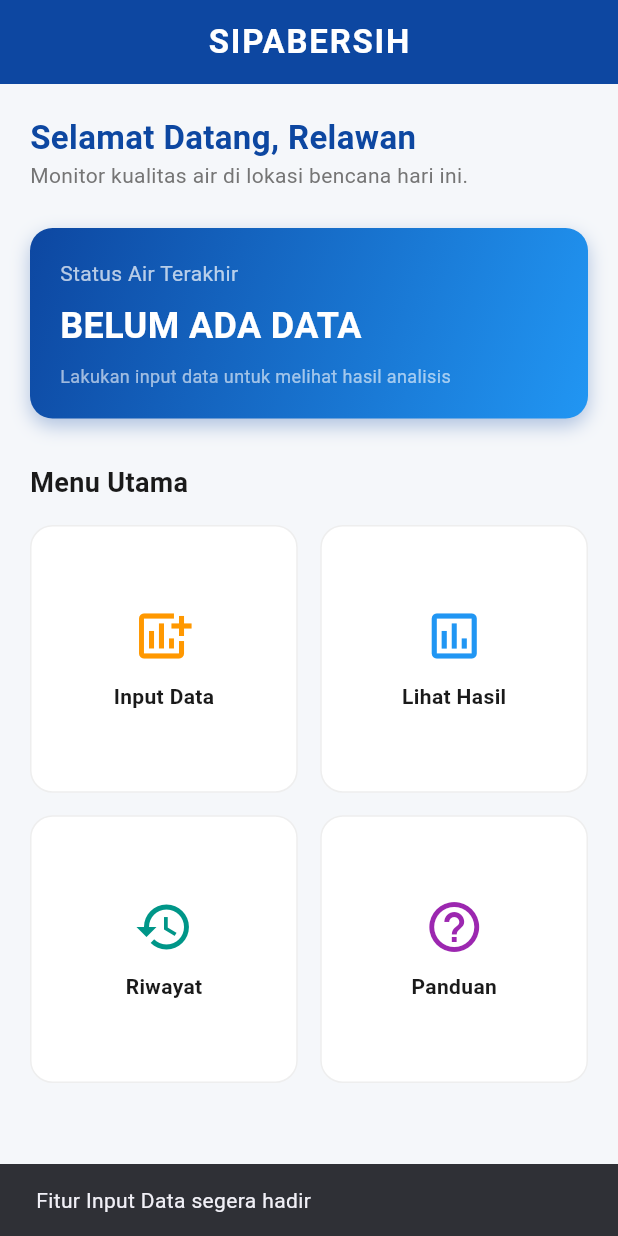
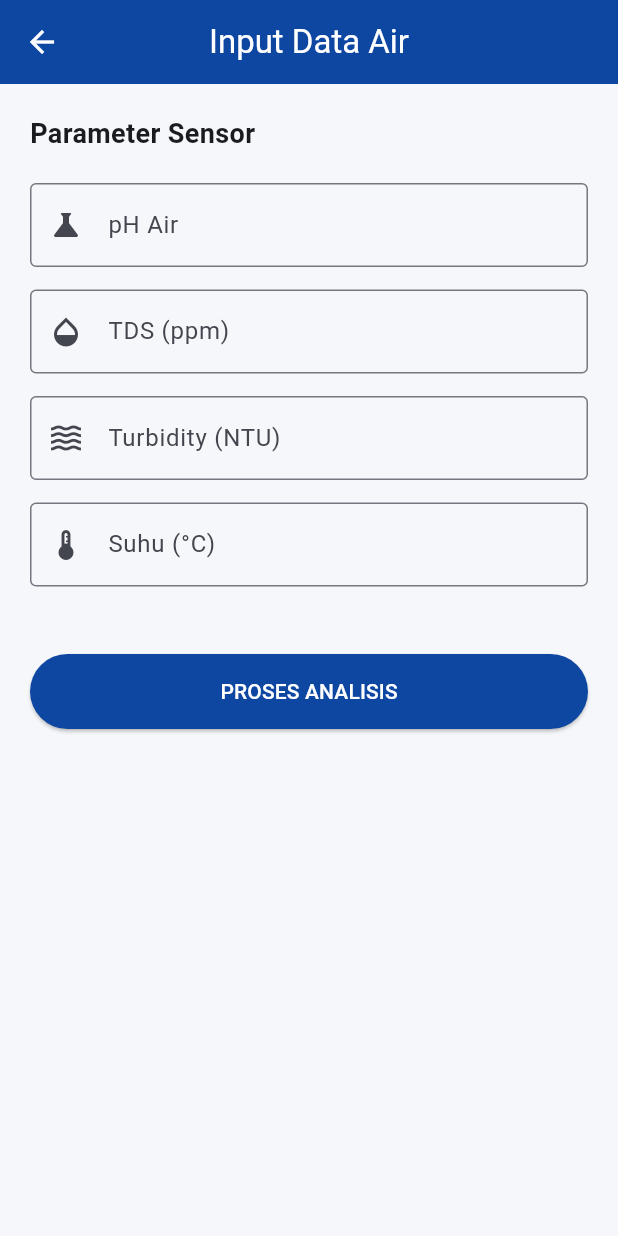
Before and after one commit to mdhrarrf/sipabersih, a Flutter app: the screen it shows after launch, after a tap on "Input Data", on a phone screen of 412 x 824 dp. Run offline on Flutter 3.47's test engine with Material 3 defaults, Android fonts, the phone set to English and light mode, and no system bars.

Commit message:
input data

```diff
--- /dev/null
+++ b/lib/models/analysis_result.dart
@@ -0,0 +1,15 @@
+import 'package:flutter/material.dart';
+
+class AnalysisResult {
+  final String status; // AMAN, PERLU FILTRASI, TIDAK LAYAK
+  final int score; // 0 - 100
+  final Color color; // Hijau, Kuning, Merah
+  final List<String> recommendations;
+
+  AnalysisResult({
+    required this.status,
+    required this.score,
+    required this.color,
+    required this.recommendations,
+  });
+}
--- /dev/null
+++ b/lib/models/water_measure.dart
@@ -0,0 +1,15 @@
+class WaterMeasure {
+  final double ph;
+  final double tds;
+  final double turbidity;
+  final double temperature;
+  final DateTime timestamp;
+
+  WaterMeasure({
+    required this.ph,
+    required this.tds,
+    required this.turbidity,
+    required this.temperature,
+    required this.timestamp,
+  });
+}
--- a/lib/screens/home_screen.dart
+++ b/lib/screens/home_screen.dart
@@ -1,4 +1,5 @@
 import 'package:flutter/material.dart';
+import 'package:sipabersih/screens/input_data_screen.dart';
 import '../utils/constants.dart';
 
 class HomeScreen extends StatelessWidget {
@@ -104,10 +105,16 @@ class HomeScreen extends StatelessWidget {
   Widget _buildMenuCard(BuildContext context, String title, IconData icon, Color color) {
     return InkWell(
       onTap: () {
-        // Navigasi akan kita buat di Step berikutnya
-        ScaffoldMessenger.of(context).showSnackBar(
-          SnackBar(content: Text("Fitur $title segera hadir")),
-        );
+        if (title == "Input Data") {
+          Navigator.push(
+            context,
+            MaterialPageRoute(builder: (context) => const InputDataScreen()),
+          );
+        } else {
+          ScaffoldMessenger.of(
+            context,
+          ).showSnackBar(SnackBar(content: Text("Fitur $title segera hadir")));
+        }
       },
       child: Container(
         decoration: BoxDecoration(
--- /dev/null
+++ b/lib/screens/input_data_screen.dart
@@ -0,0 +1,95 @@
+// lib/screens/input_data_screen.dart
+import 'package:flutter/material.dart';
+import '../models/water_measure.dart';
+import '../services/analysis_service.dart'; // Import service baru
+import '../utils/constants.dart';
+
+class InputDataScreen extends StatefulWidget {
+  const InputDataScreen({super.key});
+
+  @override
+  State<InputDataScreen> createState() => _InputDataScreenState();
+}
+
+class _InputDataScreenState extends State<InputDataScreen> {
+  final _formKey = GlobalKey<FormState>();
+  final _phController = TextEditingController();
+  final _tdsController = TextEditingController();
+  final _turbidityController = TextEditingController();
+  final _tempController = TextEditingController();
+
+  void _submitData() {
+    if (_formKey.currentState!.validate()) {
+      final newData = WaterMeasure(
+        ph: double.parse(_phController.text),
+        tds: double.parse(_tdsController.text),
+        turbidity: double.parse(_turbidityController.text),
+        temperature: double.parse(_tempController.text),
+        timestamp: DateTime.now(),
+      );
+
+      // JALANKAN ANALISIS
+      final result = AnalysisService.calculateQuality(newData);
+
+      // DEBUG: Cetak hasil di console
+      print("Status: ${result.status}, Skor: ${result.score}");
+
+      // STEP BERIKUTNYA: Pindah ke halaman hasil (Step 4)
+      ScaffoldMessenger.of(context).showSnackBar(
+        SnackBar(content: Text("Hasil: ${result.status}"), backgroundColor: result.color),
+      );
+
+      Navigator.pop(context);
+    }
+  }
+
+  @override
+  Widget build(BuildContext context) {
+    return Scaffold(
+      appBar: AppBar(title: const Text("Input Data Air")),
+      body: SingleChildScrollView(
+        padding: const EdgeInsets.all(20.0),
+        child: Form(
+          key: _formKey,
+          child: Column(
+            crossAxisAlignment: CrossAxisAlignment.stretch,
+            children: [
+              const Text("Parameter Sensor", style: TextStyle(fontSize: 18, fontWeight: FontWeight.bold)),
+              const SizedBox(height: 20),
+              _buildTextField(_phController, "pH Air", "6.5 - 8.5", Icons.science),
+              _buildTextField(_tdsController, "TDS (ppm)", "< 300", Icons.opacity),
+              _buildTextField(_turbidityController, "Turbidity (NTU)", "< 5", Icons.waves),
+              _buildTextField(_tempController, "Suhu (°C)", "25 - 30", Icons.thermostat),
+              const SizedBox(height: 30),
+              ElevatedButton(
+                onPressed: _submitData,
+                style: ElevatedButton.styleFrom(
+                  backgroundColor: AppColors.primaryBlue,
+                  padding: const EdgeInsets.symmetric(vertical: 15),
+                ),
+                child: const Text("PROSES ANALISIS", style: TextStyle(color: Colors.white)),
+              ),
+            ],
+          ),
+        ),
+      ),
+    );
+  }
+
+  Widget _buildTextField(TextEditingController controller, String label, String hint, IconData icon) {
+    return Padding(
+      padding: const EdgeInsets.only(bottom: 15.0), // PERBAIKAN DI SINI
+      child: TextFormField(
+        controller: controller,
+        keyboardType: const TextInputType.numberWithOptions(decimal: true),
+        decoration: InputDecoration(
+          labelText: label,
+          hintText: hint,
+          prefixIcon: Icon(icon),
+          border: const OutlineInputBorder(),
+        ),
+        validator: (value) => (value == null || value.isEmpty) ? "Wajib diisi" : null,
+      ),
+    );
+  }
+}
```
Also changed, not shown: lib/services/analysis_service.dart (added, +53 -0 lines).
